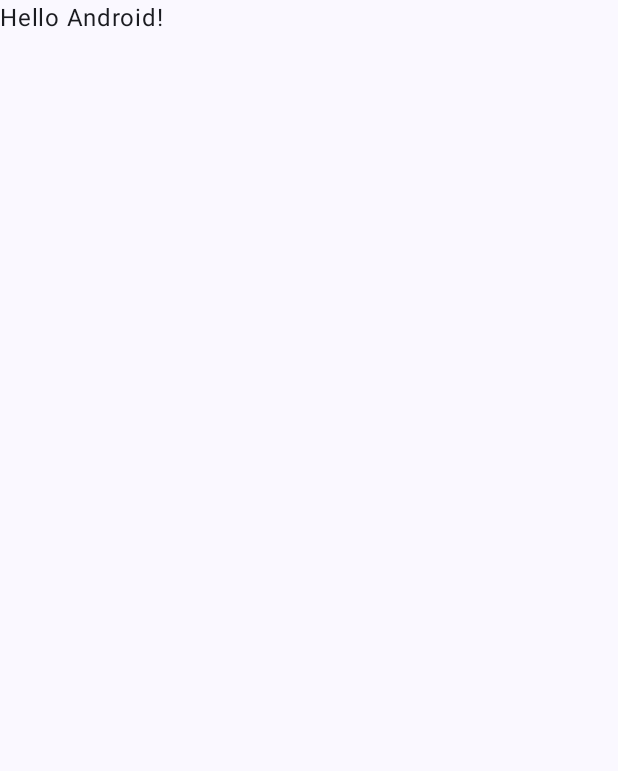
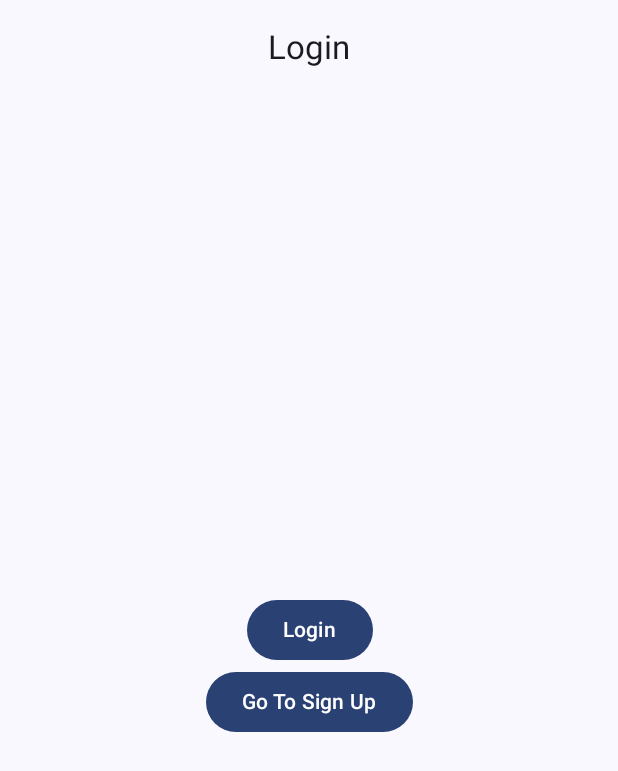
Before and after one commit to james-moseti/compose-navigation, an Android app built with Jetpack Compose: the screen it shows after launch (MainActivity), on a phone screen of 412 x 824 dp. Before the commit the part shown is almost empty. Shown: the top 771 px of the screen. Run offline under Robolectric (Android 15) with nearby library versions, the phone set to English and light mode, and no system bars.

Commit message:
feat(nav): scaffold Jetpack Compose navigation + base screens

```diff
--- /dev/null
+++ b/app/src/main/java/com/jmcoding/compose_navigation/AppRoot.kt
@@ -0,0 +1,35 @@
+package com.jmcoding.compose_navigation
+
+import com.jmcoding.compose_navigation.LoginDestination
+import androidx.compose.runtime.Composable
+import androidx.navigation.NavGraphBuilder
+import androidx.navigation.compose.NavHost
+import androidx.navigation.compose.composable
+import androidx.navigation.compose.rememberNavController
+import com.jmcoding.compose_navigation.login.LoginScreen
+
+@Composable
+fun AppRoot() {
+    val navController = rememberNavController()
+    NavHost(
+        navController = navController,
+        startDestination = LoginDestination
+    ) {
+        loginScreen(
+            onNavigateToMain = {},
+            onNavigateToSignUp = {}
+        )
+    }
+}
+
+private fun NavGraphBuilder.loginScreen(
+    onNavigateToMain: () -> Unit,
+    onNavigateToSignUp: () -> Unit
+) {
+    composable<LoginDestination> {
+        LoginScreen(
+            onNavigateToMain = onNavigateToMain,
+            onNavigateToSignUp = onNavigateToSignUp
+        )
+    }
+}
--- a/app/src/main/java/com/jmcoding/compose_navigation/MainActivity.kt
+++ b/app/src/main/java/com/jmcoding/compose_navigation/MainActivity.kt
@@ -4,44 +4,21 @@ import android.os.Bundle
 import androidx.activity.ComponentActivity
 import androidx.activity.compose.setContent
 import androidx.activity.enableEdgeToEdge
-import androidx.compose.foundation.layout.fillMaxSize
-import androidx.compose.foundation.layout.padding
-import androidx.compose.material3.Scaffold
-import androidx.compose.material3.Text
-import androidx.compose.runtime.Composable
-import androidx.compose.ui.Modifier
-import androidx.compose.ui.tooling.preview.Preview
+import kotlinx.serialization.Serializable
 import com.jmcoding.compose_navigation.ui.theme.ComposenavigationTheme
 
 class MainActivity : ComponentActivity() {
+
     override fun onCreate(savedInstanceState: Bundle?) {
         super.onCreate(savedInstanceState)
         enableEdgeToEdge()
         setContent {
             ComposenavigationTheme {
-                Scaffold(modifier = Modifier.fillMaxSize()) { innerPadding ->
-                    Greeting(
-                        name = "Android",
-                        modifier = Modifier.padding(innerPadding)
-                    )
-                }
+                AppRoot()
             }
         }
     }
 }
 
-@Composable
-fun Greeting(name: String, modifier: Modifier = Modifier) {
-    Text(
-        text = "Hello $name!",
-        modifier = modifier
-    )
-}
-
-@Preview(showBackground = true)
-@Composable
-fun GreetingPreview() {
-    ComposenavigationTheme {
-        Greeting("Android")
-    }
-}
+@Serializable
+data object LoginDestination
--- /dev/null
+++ b/app/src/main/java/com/jmcoding/compose_navigation/login/LoginScreen.kt
@@ -0,0 +1,56 @@
+package com.jmcoding.compose_navigation.login
+
+import androidx.compose.foundation.layout.Box
+import androidx.compose.foundation.layout.Column
+import androidx.compose.foundation.layout.fillMaxSize
+import androidx.compose.foundation.layout.padding
+import androidx.compose.material3.Button
+import androidx.compose.material3.CenterAlignedTopAppBar
+import androidx.compose.material3.ExperimentalMaterial3Api
+import androidx.compose.material3.Scaffold
+import androidx.compose.material3.Text
+import androidx.compose.runtime.Composable
+import androidx.compose.ui.Alignment
+import androidx.compose.ui.Modifier
+import androidx.compose.ui.tooling.preview.Preview
+import com.jmcoding.compose_navigation.ui.theme.ComposenavigationTheme
+
+@OptIn(ExperimentalMaterial3Api::class)
+@Composable
+fun LoginScreen(
+    onNavigateToMain: () -> Unit,
+    onNavigateToSignUp: () -> Unit
+) {
+    Scaffold(
+        topBar = {
+            CenterAlignedTopAppBar(
+                title = { Text(text = "Login") }
+            )
+        }
+    ) { paddingValues ->
+        Box(
+            modifier = Modifier.fillMaxSize().padding(paddingValues),
+            contentAlignment = Alignment.Center
+        ) {
+            Column(horizontalAlignment = Alignment.CenterHorizontally) {
+                Button(onClick = onNavigateToMain) {
+                    Text(text = "Login")
+                }
+                Button(onClick = onNavigateToSignUp) {
+                    Text(text = "Go To Sign Up")
+                }
+            }
+        }
+    }
+}
+
+@Preview
+@Composable
+private fun PreviewLoginScreen() {
+    ComposenavigationTheme {
+        LoginScreen(
+            onNavigateToSignUp = {},
+            onNavigateToMain = {}
+        )
+    }
+}
```
Also changed, not shown: app/build.gradle.kts (+8 -11 lines), app/src/main/java/com/jmcoding/compose_navigation/composer/ComposerScreen.kt (added, +64 -0 lines), app/src/main/java/com/jmcoding/compose_navigation/composer/ComposerScreenRoot.kt (added, +22 -0 lines), app/src/main/java/com/jmcoding/compose_navigation/composersettings/ComposerSettingsScreen.kt (added, +56 -0 lines), app/src/main/java/com/jmcoding/compose_navigation/emaildetails/EmailDetailsScreen.kt (added, +65 -0 lines), app/src/main/java/com/jmcoding/compose_navigation/emails/EmailsListScreen.kt (added, +100 -0 lines), app/src/main/java/com/jmcoding/compose_navigation/main/MainScreen.kt (added, +51 -0 lines), app/src/main/java/com/jmcoding/compose_navigation/profile/ProfileScreen.kt (added, +58 -0 lines), app/src/main/java/com/jmcoding/compose_navigation/signup/SignUpScreen.kt (added, +60 -0 lines), gradle/libs.versions.toml (+20 -10 lines).
